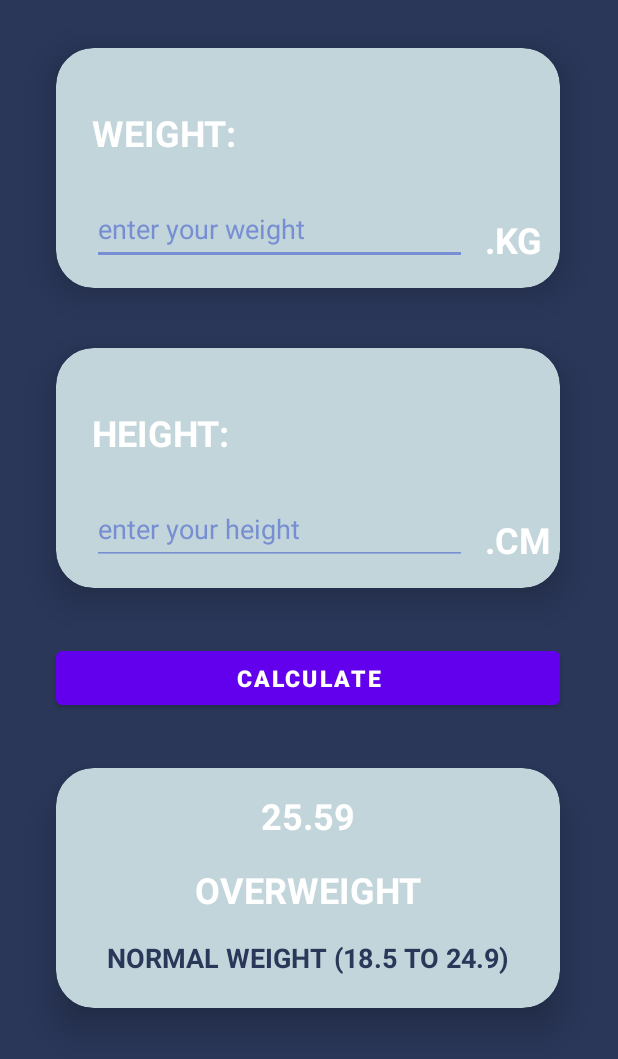
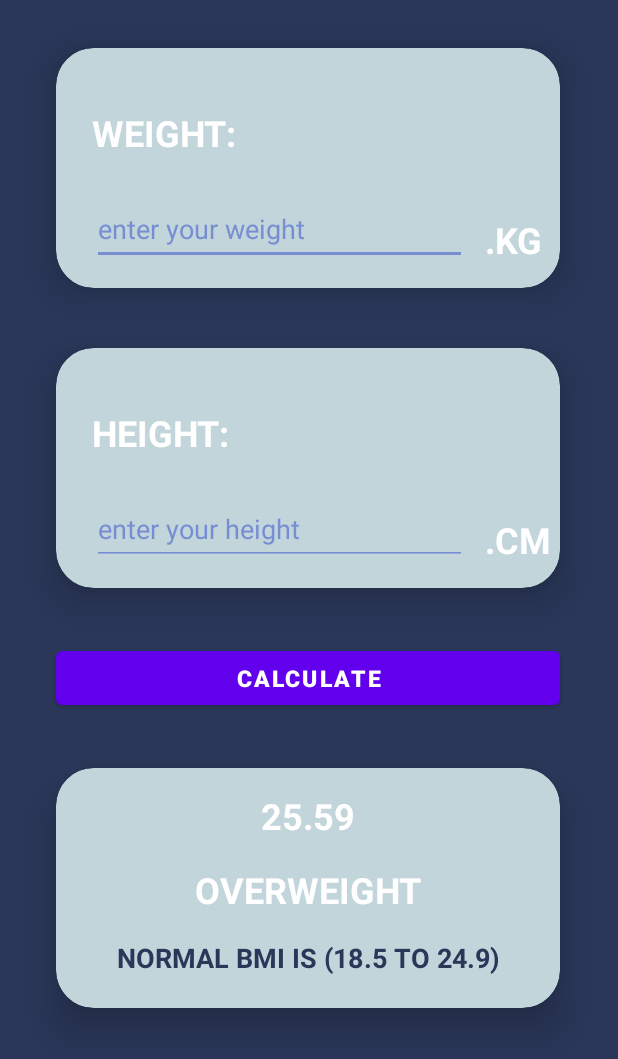
Before and after one commit to einstein-john/BMI_calculator, an Android app: the layout activity_main.xml on its own in the app's theme, with its tools: preview values and no code run, on a phone screen of 412 x 824 dp. Shown: the top 1059 px of the screen. Run offline under Robolectric (Android 15) with nearby library versions, the phone set to English and light mode, and no system bars.

Commit message:
Update activity_main.xml

```diff
--- a/app/src/main/res/layout/activity_main.xml
+++ b/app/src/main/res/layout/activity_main.xml
@@ -220,7 +220,7 @@
                 android:layout_height="48dp"
                 android:layout_marginTop="1dp"
                 android:textAlignment="center"
-                android:text="normal weight (18.5 to 24.9)"
+                android:text="normal BMI is (18.5 to 24.9)"
                 android:textAllCaps="true"
                 android:textColor="@color/background"
                 android:textSize="18sp"
```
